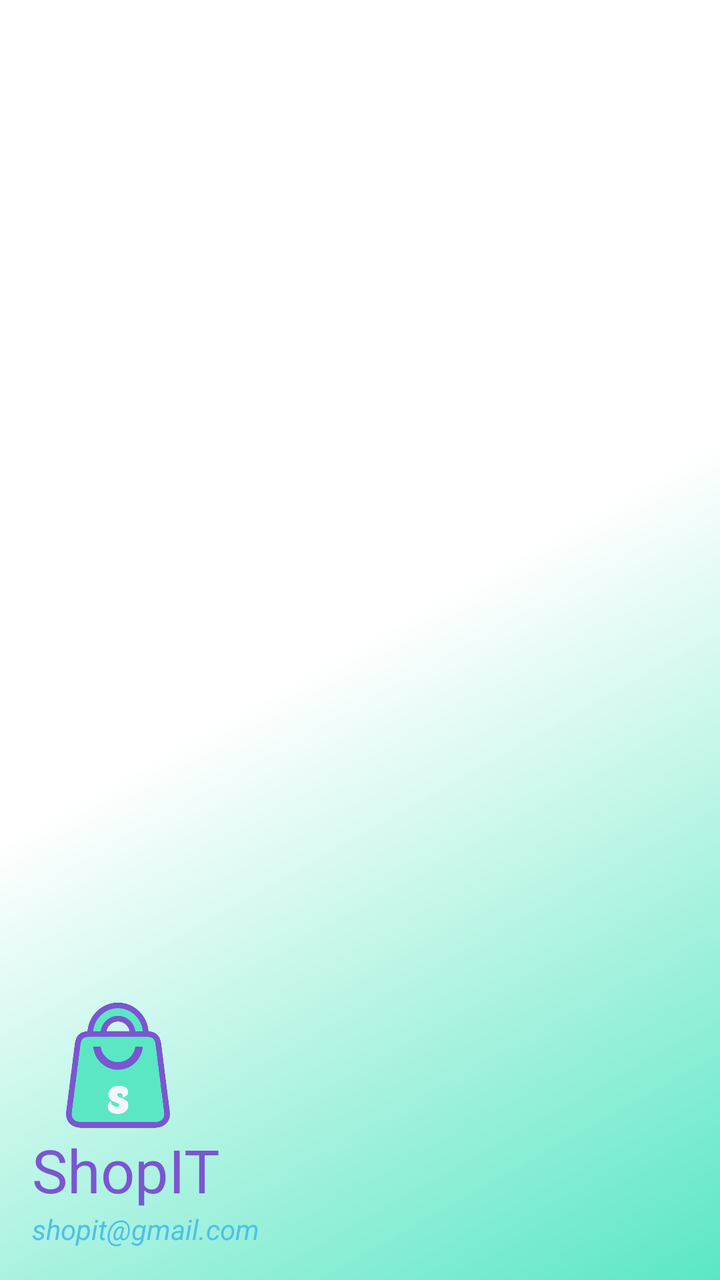
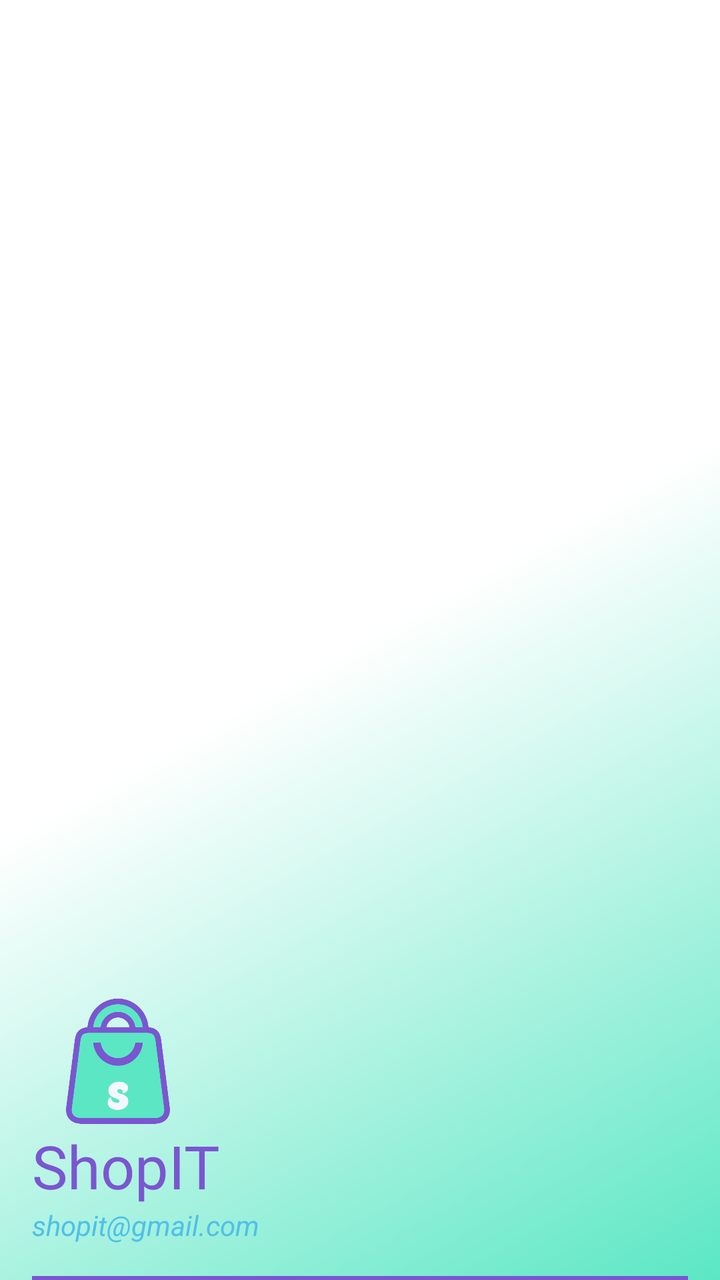

Two renders of the same Android screen: before a commit and after it. Below are the layout's source before the change and the commit's diff.
<!-- AndroidManifest.xml: application theme Theme.ShoppingApp -->
<!-- res/layout/nav_header_main.xml -->
<?xml version="1.0" encoding="utf-8"?>
<LinearLayout xmlns:android="http://schemas.android.com/apk/res/android"
    xmlns:app="http://schemas.android.com/apk/res-auto"
    android:layout_width="match_parent"
    android:layout_height="@dimen/nav_header_height"
    android:background="@drawable/side_nav_bar"
    android:gravity="bottom"
    android:orientation="vertical"
    android:paddingLeft="@dimen/activity_horizontal_margin"
    android:paddingTop="@dimen/activity_vertical_margin"
    android:paddingRight="@dimen/activity_horizontal_margin"
    android:paddingBottom="@dimen/activity_vertical_margin"
    android:theme="@style/ThemeOverlay.AppCompat.Dark">

    <ImageView
        android:id="@+id/imageView"
        android:layout_width="86dp"
        android:layout_height="72dp"
        android:contentDescription="@string/nav_header_desc"
        android:paddingTop="@dimen/nav_header_vertical_spacing"
        app:srcCompat="@drawable/shopit_logo" />

    <TextView
        android:layout_width="match_parent"
        android:layout_height="wrap_content"
        android:text="ShopIT"
        android:textSize="30dp"
        android:textColor="@color/purple"
        android:fontFamily="@font/funkybird"/>

    <TextView
        android:id="@+id/textView"
        android:layout_width="wrap_content"
        android:layout_height="wrap_content"
        android:text="shopit@gmail.com"
        android:textColor="@color/lightblue"
        android:textStyle="italic"/>
</LinearLayout>
<!-- resources referenced by this layout -->
<resources>
  <color name="lightblue">#4fc0e8</color>
  <color name="purple">#7a56d0</color>
  <dimen name="activity_horizontal_margin">16dp</dimen>
  <dimen name="activity_vertical_margin">16dp</dimen>
  <dimen name="nav_header_height">176dp</dimen>
  <dimen name="nav_header_vertical_spacing">8dp</dimen>
  <!-- drawable shopit_logo: png bitmap (drawable, 33179 bytes) -->
  <!-- drawable side_nav_bar (drawable) -->
  <shape xmlns:android="http://schemas.android.com/apk/res/android"
      android:shape="rectangle">
      <gradient
          android:angle="135"
          android:centerColor="@color/white"
          android:endColor="@color/white"
          android:startColor="@color/teal"
          android:type="linear" />
  </shape>
  <string name="nav_header_desc">Navigation header</string>
  <style name="Theme.ShoppingApp" parent="Theme.MaterialComponents.DayNight.DarkActionBar">
          
          <item name="colorPrimary">@color/purple_500</item>
          <item name="colorPrimaryVariant">@color/purple_700</item>
          <item name="colorOnPrimary">@color/white</item>
          
          <item name="colorSecondary">@color/teal_200</item>
          <item name="colorSecondaryVariant">@color/teal_700</item>
          <item name="colorOnSecondary">@color/black</item>
          
          <item name="android:statusBarColor">?attr/colorPrimaryVariant</item>
          
      </style>
  <color name="white">#FFFFFFFF</color>
  <color name="teal">#5be7c4</color>
  <color name="purple_500">#FF6200EE</color>
  <color name="purple_700">#FF3700B3</color>
  <color name="teal_200">#FF03DAC5</color>
  <color name="teal_700">#FF018786</color>
  <color name="black">#FF000000</color>
</resources>

<!-- the commit's change to res/layout/nav_header_main.xml (unified diff, before → after) -->
@@ -2,14 +2,13 @@
 <LinearLayout xmlns:android="http://schemas.android.com/apk/res/android"
     xmlns:app="http://schemas.android.com/apk/res-auto"
     android:layout_width="match_parent"
-    android:layout_height="@dimen/nav_header_height"
+    android:layout_height="200dp"
     android:background="@drawable/side_nav_bar"
     android:gravity="bottom"
     android:orientation="vertical"
     android:paddingLeft="@dimen/activity_horizontal_margin"
     android:paddingTop="@dimen/activity_vertical_margin"
     android:paddingRight="@dimen/activity_horizontal_margin"
-    android:paddingBottom="@dimen/activity_vertical_margin"
     android:theme="@style/ThemeOverlay.AppCompat.Dark">
 
     <ImageView
@@ -35,4 +34,10 @@
         android:text="shopit@gmail.com"
         android:textColor="@color/lightblue"
         android:textStyle="italic"/>
+
+    <View
+        android:layout_width="match_parent"
+        android:layout_height="2dp"
+        android:layout_marginTop="16dp"
+        android:background="@color/purple"/>
 </LinearLayout>
<!-- resource entries referenced after the edit -->
@@ -4,7 +4,6 @@
   <color name="purple">#7a56d0</color>
   <dimen name="activity_horizontal_margin">16dp</dimen>
   <dimen name="activity_vertical_margin">16dp</dimen>
-  <dimen name="nav_header_height">176dp</dimen>
   <dimen name="nav_header_vertical_spacing">8dp</dimen>
   <!-- drawable shopit_logo: png bitmap (drawable, 33179 bytes) -->
   <!-- drawable side_nav_bar (drawable) -->
